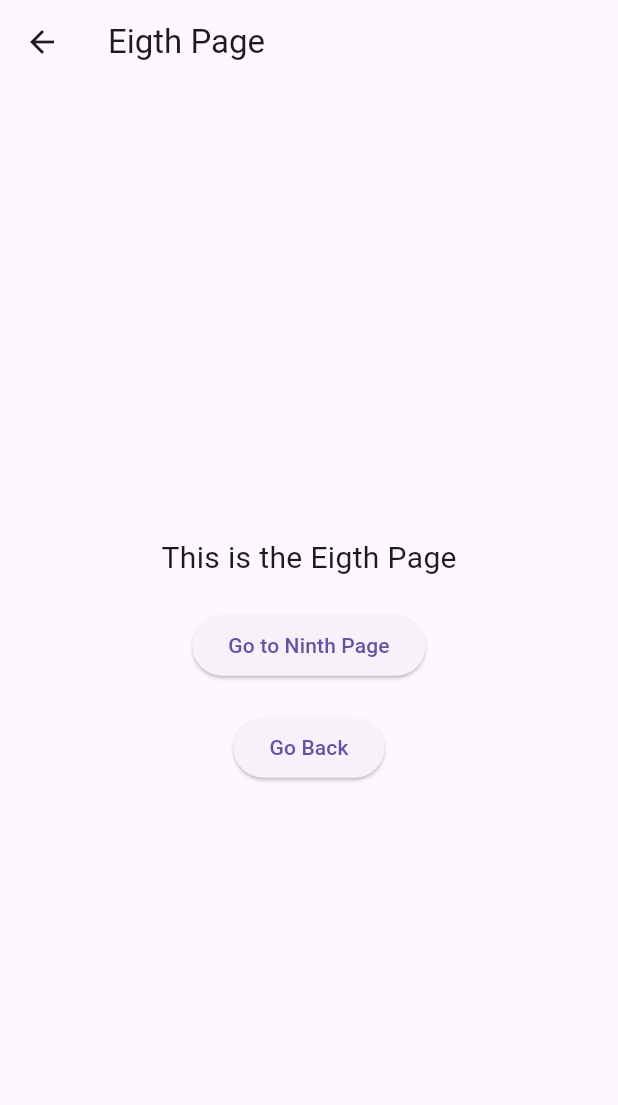
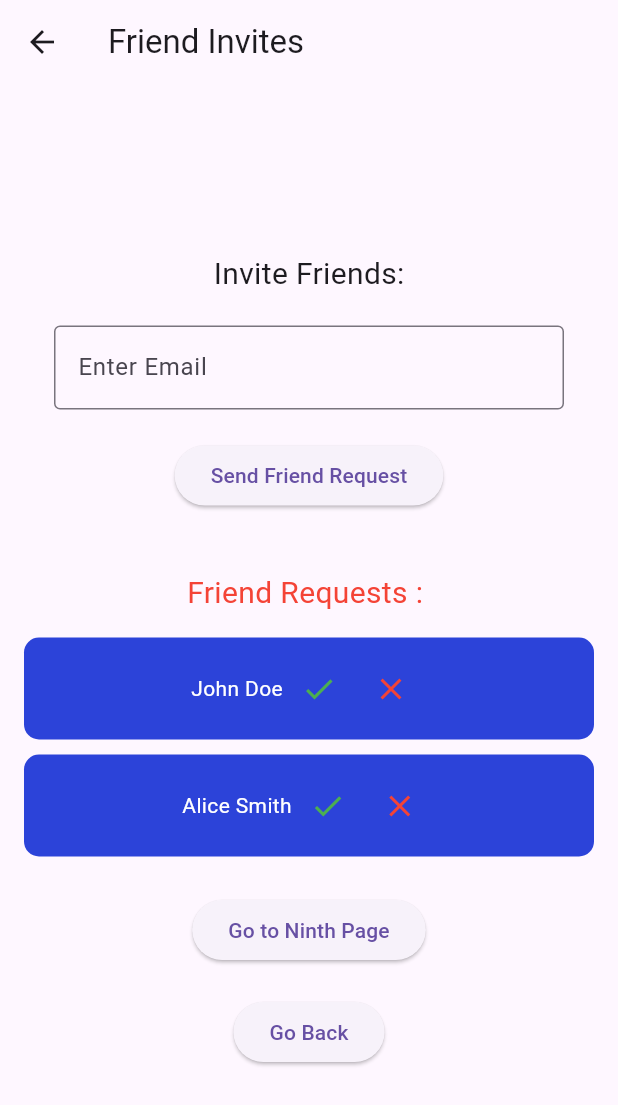
Before and after one commit to programmeruser517/C2L, a Flutter app: the EightPage screen opened by its route, on a phone screen of 412 x 824 dp. Shown: the top 1105 px of the screen. Run offline on Flutter 3.47's test engine with Material 3 defaults, Android fonts, the phone set to English and light mode, and no system bars.

Commit message:
Eight_page

```diff
--- a/connect2learn/lib/eight.dart
+++ b/connect2learn/lib/eight.dart
@@ -1,36 +1,90 @@
 import 'package:flutter/material.dart';
 import 'nine.dart';
 
-class EightPage extends StatelessWidget {
-  const EightPage({super.key});
+class EightPage extends StatefulWidget {
+  const EightPage({Key? key}) : super(key: key);
+
+  @override
+  _EightPageState createState() => _EightPageState();
+}
+
+class _EightPageState extends State<EightPage> {
+  TextEditingController emailController = TextEditingController();
+  String? _sentEmail;
+  bool _sending = false;
+  bool _emailValid = true; // Add email validation state
+
+  List<String> _pendingRequests = ['John Doe', 'Alice Smith']; // Sample pending requests
 
   @override
   Widget build(BuildContext context) {
     return Scaffold(
       appBar: AppBar(
-        title: const Text('Eigth Page'),
+        title: const Text('Friend Invites'),
       ),
       body: Center(
+        child: Padding(
+          padding: const EdgeInsets.all(16.0),
           child: Column(
             mainAxisAlignment: MainAxisAlignment.center,
             children: <Widget>[
               const Text(
-              'This is the Eigth Page',
+                'Invite Friends:',
                 style: TextStyle(fontSize: 20.0),
               ),
-            const SizedBox(height: 20.0),
+              SizedBox(height: 20.0),
+              Padding(
+                padding: const EdgeInsets.symmetric(horizontal: 20.0),
+                child: TextField(
+                  controller: emailController,
+                  decoration: InputDecoration(
+                    labelText: 'Enter Email',
+                    border: OutlineInputBorder(),
+                    errorText: !_emailValid ? 'Email not valid!' : null, // Display error message
+                  ),
+                ),
+              ),
+              SizedBox(height: 20.0),
+              Padding(
+                padding: const EdgeInsets.symmetric(horizontal: 20.0),
+                child: ElevatedButton(
+                  onPressed: _sending ? null : () => _sendInvite(emailController.text),
+                  child: _sending ? CircularProgressIndicator() : const Text('Send Friend Request'),
+                ),
+              ),
+              SizedBox(height: 20.0),
+              if (_sentEmail != null)
+                Text(
+                  'Invite sent successfully to $_sentEmail\nContent: Be my friend!',
+                  style: TextStyle(color: Colors.green, fontSize: 15.0),
+                  textAlign: TextAlign.center,
+                ),
+              SizedBox(height: 20.0),
+              Text(
+                'Friend Requests : ',
+                style: TextStyle(color: Colors.red ,fontSize: 20.0),
+              ),
+              SizedBox(height: 10.0),
+              if (_pendingRequests.isNotEmpty)
+                Column(
+                  children: _pendingRequests.map((request) => _buildPendingRequest(request)).toList(),
+                )
+              else
+                Text(
+                  'No Friend Requests pending',
+                  style: TextStyle(color: Colors.black),
+                ),
+              SizedBox(height: 20.0),
               ElevatedButton(
                 onPressed: () {
                   Navigator.push(
                     context,
-                  MaterialPageRoute(
-                      builder: (context) =>
-                          const NinePage()), // Navigate to ThirdPage
+                    MaterialPageRoute(builder: (context) => const NinePage()),
                   );
                 },
                 child: const Text('Go to Ninth Page'),
               ),
-            const SizedBox(height: 20.0),
+              SizedBox(height: 20.0),
               ElevatedButton(
                 onPressed: () {
                   Navigator.pop(context);
@@ -40,6 +94,100 @@ class EightPage extends StatelessWidget {
             ],
           ),
         ),
+      ),
     );
   }
+
+  Widget _buildPendingRequest(String request) {
+    return Container(
+      padding: EdgeInsets.all(10),
+      margin: EdgeInsets.symmetric(vertical: 5),
+      decoration: BoxDecoration(
+        color: Color.fromARGB(255, 44, 67, 217), // Blue color for the box
+        borderRadius: BorderRadius.circular(10),
+      ),
+      child: Row(
+        mainAxisAlignment: MainAxisAlignment.center,
+        children: [
+          Text(
+            request,
+            style: TextStyle(color: Colors.white),
+
+          ),
+          IconButton(
+            icon: Icon(Icons.check),
+            onPressed: () {
+              _acceptRequest(request);
+            },
+            color: Colors.green,
+          ),
+          IconButton(
+            icon: Icon(Icons.close),
+            onPressed: () {
+              _rejectRequest(request);
+            },
+            color: Colors.red,
+          ),
+        ],
+      ),
+    );
   }
+
+  void _sendInvite(String email) {
+    // Clear the error message if "@" is found in the email
+    if (email.contains('@')) {
+      setState(() {
+        _emailValid = true;
+      });
+    }
+
+    // Check if email is valid
+    if (email.contains('@')) {
+      // Simulate sending invite
+      setState(() {
+        _sending = true;
+      });
+
+      // Simulate delay for sending invite
+      Future.delayed(Duration(seconds: 2), () {
+        setState(() {
+          _sentEmail = email;
+          _sending = false;
+        });
+      });
+
+      // Clear the email field after sending invite
+      emailController.clear();
+    } else {
+      // Display error message if email is not valid
+      setState(() {
+        _emailValid = false;
+      });
+    }
+  }
+
+  void _acceptRequest(String name) {
+    setState(() {
+      _pendingRequests.remove(name);
+    });
+
+    ScaffoldMessenger.of(context).showSnackBar(
+      SnackBar(
+        content: Text('You accepted an invitation from $name'),
+        duration: Duration(seconds: 2),
+      ),
+    );
+  }
+
+  void _rejectRequest(String name) {
+    setState(() {
+      _pendingRequests.remove(name);
+    });
+  }
+
+  @override
+  void dispose() {
+    emailController.dispose();
+    super.dispose();
+  }
+}
```
Lines whose indentation alone changed are shown as unchanged.
